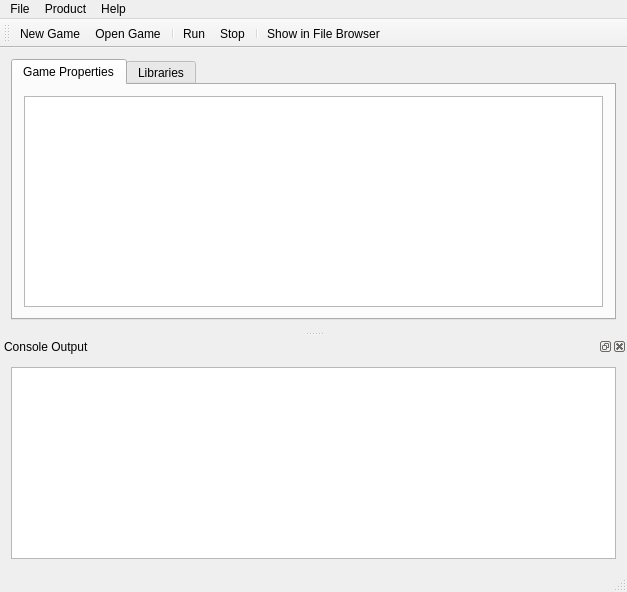
Above: src/mainwindow.ui from ricardoquesada/cocos2d-console-gui before the change. Below: the same form after it.
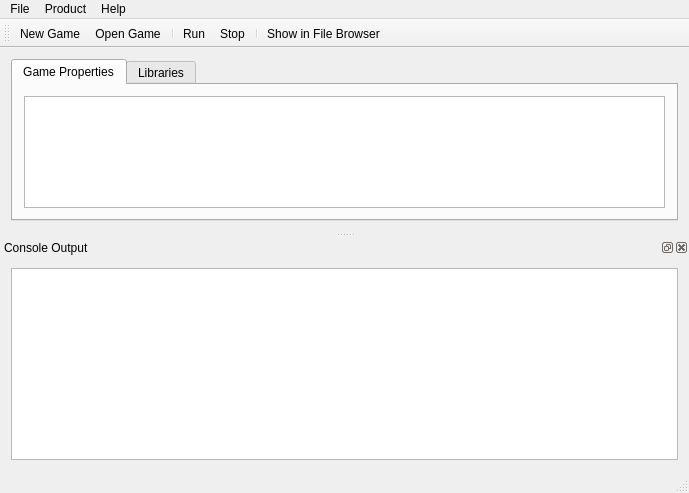
That is the form after the change. Icons and pictures are not drawn.

The edit to the form file:
```diff
--- a/src/mainwindow.ui
+++ b/src/mainwindow.ui
@@ -6,8 +6,8 @@
    <rect>
     <x>0</x>
     <y>0</y>
-    <width>627</width>
-    <height>592</height>
+    <width>689</width>
+    <height>493</height>
    </rect>
   </property>
   <widget class="QWidget" name="centralWidget">
@@ -78,7 +78,7 @@
     <rect>
      <x>0</x>
      <y>0</y>
-     <width>627</width>
+     <width>689</width>
      <height>22</height>
     </rect>
    </property>
```
